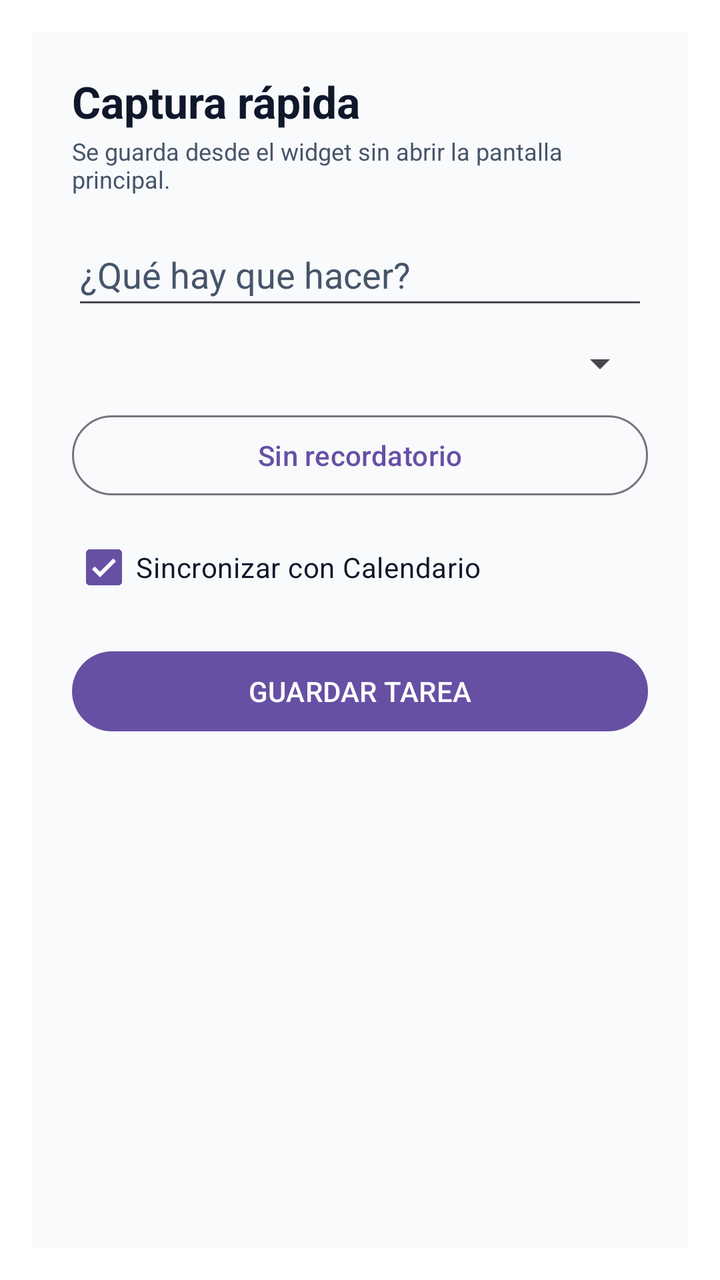
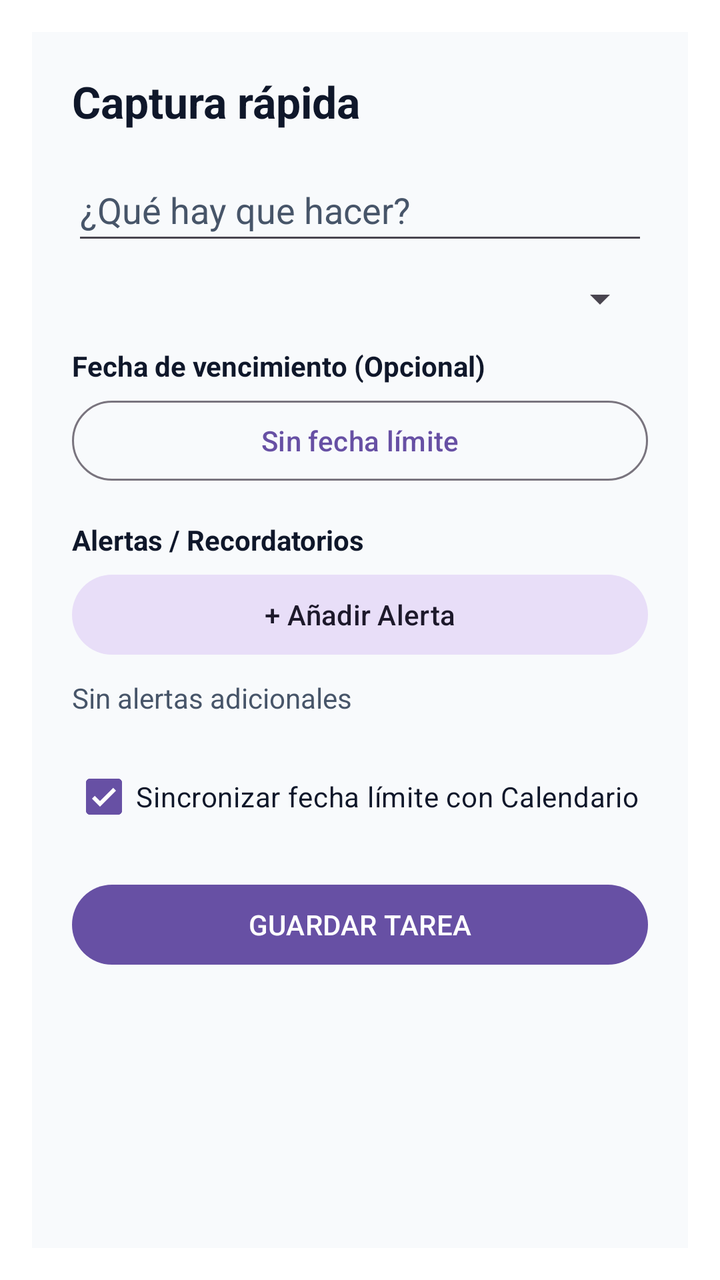

Compare the two renders of this Android layout. The source of the first and the diff that turns it into the second are given below.
<!-- AndroidManifest.xml: activity theme QuickAddTheme -->
<!-- res/layout/activity_quick_add.xml -->
<?xml version="1.0" encoding="utf-8"?>
<LinearLayout xmlns:android="http://schemas.android.com/apk/res/android"
    android:layout_width="match_parent"
    android:layout_height="wrap_content"
    android:background="@color/app_background"
    android:orientation="vertical"
    android:padding="20dp">

    <RelativeLayout
        android:layout_width="match_parent"
        android:layout_height="wrap_content">

        <TextView
            android:id="@+id/quickTitle"
            android:layout_width="wrap_content"
            android:layout_height="wrap_content"
            android:layout_alignParentStart="true"
            android:layout_centerVertical="true"
            android:text="Captura rápida"
            android:textColor="@color/text_primary"
            android:textSize="22sp"
            android:textStyle="bold" />

        
        <ImageButton
            android:id="@+id/btnDeleteTask"
            android:layout_width="48dp"
            android:layout_height="48dp"
            android:layout_alignParentEnd="true"
            android:layout_centerVertical="true"
            android:background="?attr/selectableItemBackgroundBorderless"
            android:src="@android:drawable/ic_menu_delete"
            android:visibility="gone" />
    </RelativeLayout>

    <TextView
        android:layout_width="match_parent"
        android:layout_height="wrap_content"
        android:layout_marginTop="2dp"
        android:text="Se guarda desde el widget sin abrir la pantalla principal."
        android:textColor="@color/text_secondary"
        android:textSize="12sp" />

    <EditText
        android:id="@+id/quickInput"
        android:layout_width="match_parent"
        android:layout_height="wrap_content"
        android:layout_marginTop="14dp"
        android:hint="¿Qué hay que hacer?"
        android:textColorHint="@color/text_secondary"
        android:textColor="@color/text_primary"
        android:inputType="textCapSentences|textMultiLine"
        android:maxLines="3"
        android:minHeight="48dp" />

    <Spinner
        android:id="@+id/quickQuadrant"
        android:layout_width="match_parent"
        android:layout_height="wrap_content"
        android:layout_marginTop="10dp" />

    <com.google.android.material.button.MaterialButton
        android:id="@+id/quickDateBtn"
        style="@style/Widget.Material3.Button.OutlinedButton"
        android:layout_width="match_parent"
        android:layout_height="wrap_content"
        android:layout_marginTop="10dp"
        android:text="Sin recordatorio" />

    <CheckBox
        android:id="@+id/quickCalendarCheck"
        android:layout_width="match_parent"
        android:layout_height="wrap_content"
        android:layout_marginTop="8dp"
        android:checked="true"
        android:textColor="@color/text_primary"
        android:text="Sincronizar con Calendario" />

    <Button
        android:id="@+id/quickSave"
        android:layout_width="match_parent"
        android:layout_height="wrap_content"
        android:layout_marginTop="14dp"
        android:text="GUARDAR TAREA" />
</LinearLayout>
<!-- resources referenced by this layout -->
<resources>
  <color name="app_background">#F8FAFC</color>
  <color name="text_primary">#0F172A</color>
  <color name="text_secondary">#475569</color>
  <style name="QuickAddTheme" parent="Theme.Material3.DayNight.Dialog.Alert">
          <item name="android:windowIsTranslucent">true</item>
          <item name="android:windowCloseOnTouchOutside">true</item>
      </style>
</resources>

<!-- the commit's change to res/layout/activity_quick_add.xml (unified diff, before → after) -->
@@ -1,85 +1,130 @@
 <?xml version="1.0" encoding="utf-8"?>
-<LinearLayout xmlns:android="http://schemas.android.com/apk/res/android"
+<ScrollView xmlns:android="http://schemas.android.com/apk/res/android"
     android:layout_width="match_parent"
     android:layout_height="wrap_content"
-    android:background="@color/app_background"
-    android:orientation="vertical"
-    android:padding="20dp">
+    android:background="@color/app_background">
 
-    <RelativeLayout
+    <LinearLayout
         android:layout_width="match_parent"
-        android:layout_height="wrap_content">
+        android:layout_height="wrap_content"
+        android:orientation="vertical"
+        android:padding="20dp">
+
+        <RelativeLayout
+            android:layout_width="match_parent"
+            android:layout_height="wrap_content">
+            <TextView
+                android:id="@+id/quickTitle"
+                android:layout_width="wrap_content"
+                android:layout_height="wrap_content"
+                android:layout_alignParentStart="true"
+                android:layout_centerVertical="true"
+                android:text="Captura rápida"
+                android:textColor="@color/text_primary"
+                android:textSize="22sp"
+                android:textStyle="bold" />
+            <ImageButton
+                android:id="@+id/btnDeleteTask"
+                android:layout_width="48dp"
+                android:layout_height="48dp"
+                android:layout_alignParentEnd="true"
+                android:layout_centerVertical="true"
+                android:background="?attr/selectableItemBackgroundBorderless"
+                android:src="@android:drawable/ic_menu_delete"
+                android:visibility="gone" />
+        </RelativeLayout>
+
+        <EditText
+            android:id="@+id/quickInput"
+            android:layout_width="match_parent"
+            android:layout_height="wrap_content"
+            android:layout_marginTop="14dp"
+            android:hint="¿Qué hay que hacer?"
+            android:textColorHint="@color/text_secondary"
+            android:textColor="@color/text_primary"
+            android:inputType="textCapSentences|textMultiLine"
+            android:maxLines="3"
+            android:minHeight="48dp" />
+
+        <Spinner
+            android:id="@+id/quickQuadrant"
+            android:layout_width="match_parent"
+            android:layout_height="wrap_content"
+            android:layout_marginTop="10dp" />
 
         <TextView
-            android:id="@+id/quickTitle"
-            android:layout_width="wrap_content"
+            android:layout_width="match_parent"
             android:layout_height="wrap_content"
-            android:layout_alignParentStart="true"
-            android:layout_centerVertical="true"
-            android:text="Captura rápida"
+            android:layout_marginTop="12dp"
+            android:text="Fecha de vencimiento (Opcional)"
             android:textColor="@color/text_primary"
-            android:textSize="22sp"
-            android:textStyle="bold" />
+            android:textSize="14sp"
+            android:textStyle="bold"/>
+
+        <com.google.android.material.button.MaterialButton
+            android:id="@+id/quickDateBtn"
+            style="@style/Widget.Material3.Button.OutlinedButton"
+            android:layout_width="match_parent"
+            android:layout_height="wrap_content"
+            android:layout_marginTop="4dp"
+            android:text="Sin fecha límite" />
 
         
-        <ImageButton
-            android:id="@+id/btnDeleteTask"
-            android:layout_width="48dp"
-            android:layout_height="48dp"
-            android:layout_alignParentEnd="true"
-            android:layout_centerVertical="true"
-            android:background="?attr/selectableItemBackgroundBorderless"
-            android:src="@android:drawable/ic_menu_delete"
-            android:visibility="gone" />
-    </RelativeLayout>
+        <TextView
+            android:layout_width="match_parent"
+            android:layout_height="wrap_content"
+            android:layout_marginTop="16dp"
+            android:text="Alertas / Recordatorios"
+            android:textColor="@color/text_primary"
+            android:textSize="14sp"
+            android:textStyle="bold"/>
 
-    <TextView
-        android:layout_width="match_parent"
-        android:layout_height="wrap_content"
-        android:layout_marginTop="2dp"
-        android:text="Se guarda desde el widget sin abrir la pantalla principal."
-        android:textColor="@color/text_secondary"
-        android:textSize="12sp" />
+        <LinearLayout
+            android:layout_width="match_parent"
+            android:layout_height="wrap_content"
+            android:orientation="horizontal"
+            android:layout_marginTop="4dp">
 
-    <EditText
-        android:id="@+id/quickInput"
-        android:layout_width="match_parent"
-        android:layout_height="wrap_content"
-        android:layout_marginTop="14dp"
-        android:hint="¿Qué hay que hacer?"
-        android:textColorHint="@color/text_secondary"
-        android:textColor="@color/text_primary"
-        android:inputType="textCapSentences|textMultiLine"
-        android:maxLines="3"
-        android:minHeight="48dp" />
+            <com.google.android.material.button.MaterialButton
+                android:id="@+id/btnAddReminder"
+                style="@style/Widget.Material3.Button.TonalButton"
+                android:layout_width="0dp"
+                android:layout_height="wrap_content"
+                android:layout_weight="1"
+                android:text="+ Añadir Alerta" />
 
-    <Spinner
-        android:id="@+id/quickQuadrant"
-        android:layout_width="match_parent"
-        android:layout_height="wrap_content"
-        android:layout_marginTop="10dp" />
+            <Button
+                android:id="@+id/btnClearReminders"
+                android:layout_width="wrap_content"
+                android:layout_height="wrap_content"
+                android:layout_marginStart="8dp"
+                android:text="Borrar"
+                android:visibility="gone"/>
+        </LinearLayout>
 
-    <com.google.android.material.button.MaterialButton
-        android:id="@+id/quickDateBtn"
-        style="@style/Widget.Material3.Button.OutlinedButton"
-        android:layout_width="match_parent"
-        android:layout_height="wrap_content"
-        android:layout_marginTop="10dp"
-        android:text="Sin recordatorio" />
+        <TextView
+            android:id="@+id/tvRemindersList"
+            android:layout_width="match_parent"
+            android:layout_height="wrap_content"
+            android:layout_marginTop="8dp"
+            android:text="Sin alertas adicionales"
+            android:textColor="@color/text_secondary"
+            android:textSize="14sp"/>
 
-    <CheckBox
-        android:id="@+id/quickCalendarCheck"
-        android:layout_width="match_parent"
-        android:layout_height="wrap_content"
-        android:layout_marginTop="8dp"
-        android:checked="true"
-        android:textColor="@color/text_primary"
-        android:text="Sincronizar con Calendario" />
+        <CheckBox
+            android:id="@+id/quickCalendarCheck"
+            android:layout_width="match_parent"
+            android:layout_height="wrap_content"
+            android:layout_marginTop="16dp"
+            android:checked="true"
+            android:textColor="@color/text_primary"
+            android:text="Sincronizar fecha límite con Calendario" />
 
-    <Button
-        android:id="@+id/quickSave"
-        android:layout_width="match_parent"
-        android:layout_height="wrap_content"
-        android:layout_marginTop="14dp"
-        android:text="GUARDAR TAREA" />
-</LinearLayout>
+        <Button
+            android:id="@+id/quickSave"
+            android:layout_width="match_parent"
+            android:layout_height="wrap_content"
+            android:layout_marginTop="16dp"
+            android:text="GUARDAR TAREA" />
+    </LinearLayout>
+</ScrollView>
